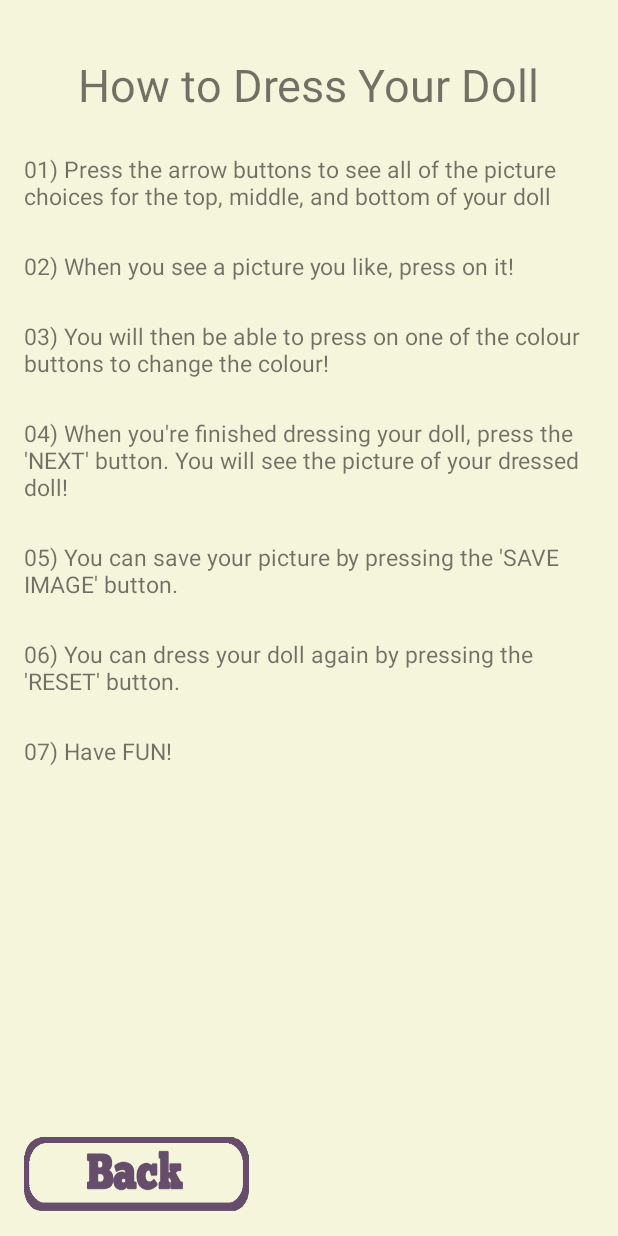
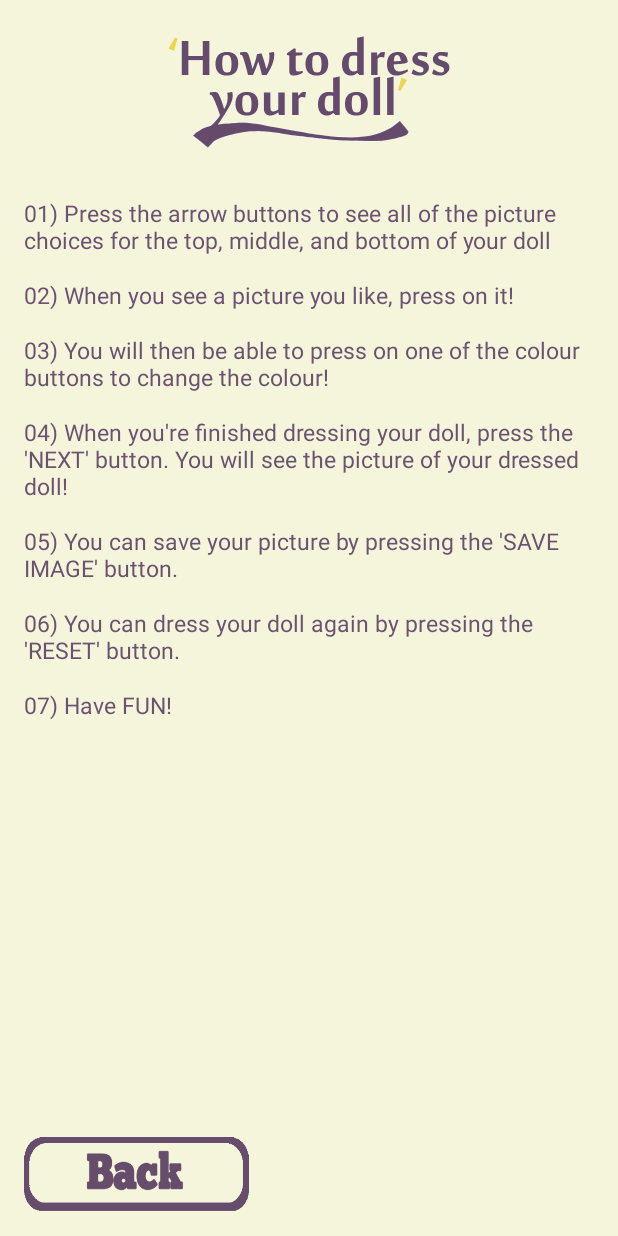
Before and after one commit to Itniraan/dollify, an Android app: the instructionsActivity screen opened directly, with no data from a screen before it, on a phone screen of 412 x 824 dp. Run offline under Robolectric (Android 15) with nearby library versions, the phone set to English and light mode, and no system bars; 1 statement that could not run was skipped.

Commit message:
Added new images, changed UI

```diff
--- a/app/src/main/java/ca/blake/georgian/dollify/dollify/FinishActivity.java
+++ b/app/src/main/java/ca/blake/georgian/dollify/dollify/FinishActivity.java
@@ -4,7 +4,6 @@ import android.content.Intent;
 import android.graphics.Bitmap;
 import android.os.Bundle;
 import android.os.Environment;
-import android.provider.MediaStore;
 import android.support.v7.app.AppCompatActivity;
 import android.view.View;
 import android.widget.Button;
--- a/app/src/main/res/layout/content_instructions.xml
+++ b/app/src/main/res/layout/content_instructions.xml
@@ -14,15 +14,13 @@
     android:id="@+id/instructionsRelativeLayout"
     android:background="@color/backgroundColour">
 
-    <TextView
+    <ImageView
         android:layout_width="wrap_content"
-        android:layout_height="wrap_content"
-        android:text="@string/instructionTitleText"
-        android:id="@+id/instructionsTitleTextView"
-        android:layout_marginTop="20dp"
+        android:layout_height="100dp"
+        android:id="@+id/instructionsImageView"
+        android:src="@drawable/howto"
         android:layout_alignParentTop="true"
-        android:layout_centerHorizontal="true"
-        android:textSize="@dimen/titleTextSize" />
+        android:layout_centerHorizontal="true" />
 
     <TextView
         android:layout_width="wrap_content"
@@ -30,10 +28,11 @@
         android:text="@string/instructionText01"
         android:id="@+id/instructionTextView1"
         android:textSize="@dimen/instructionsTextSize"
-        android:layout_below="@+id/instructionsTitleTextView"
+        android:layout_below="@+id/instructionsImageView"
         android:layout_alignParentStart="true"
         android:layout_marginTop="@dimen/instructionTextTopMargin"
-        android:singleLine="false" />
+        android:singleLine="false"
+        android:textColor="#6b5270" />
 
     <TextView
         android:layout_width="wrap_content"
@@ -43,7 +42,8 @@
         android:textSize="@dimen/instructionsTextSize"
         android:layout_below="@+id/instructionTextView1"
         android:layout_marginTop="@dimen/instructionTextTopMargin"
-        android:layout_alignParentStart="true" />
+        android:layout_alignParentStart="true"
+        android:textColor="#6b5270" />
 
     <TextView
         android:layout_width="wrap_content"
@@ -53,7 +53,8 @@
         android:textSize="@dimen/instructionsTextSize"
         android:layout_marginTop="@dimen/instructionTextTopMargin"
         android:layout_below="@+id/instructionTextView2"
-        android:layout_alignParentStart="true" />
+        android:layout_alignParentStart="true"
+        android:textColor="#6b5270" />
 
     <TextView
         android:layout_width="wrap_content"
@@ -64,7 +65,8 @@
         android:layout_centerHorizontal="true"
         android:textSize="@dimen/instructionsTextSize"
         android:layout_marginTop="@dimen/instructionTextTopMargin"
-        android:layout_alignParentStart="true" />
+        android:layout_alignParentStart="true"
+        android:textColor="#6b5270" />
 
     <TextView
         android:layout_width="wrap_content"
@@ -75,7 +77,8 @@
         android:layout_centerHorizontal="true"
         android:textSize="@dimen/instructionsTextSize"
         android:layout_marginTop="@dimen/instructionTextTopMargin"
-        android:layout_alignParentStart="true" />
+        android:layout_alignParentStart="true"
+        android:textColor="#6b5270" />
 
     <TextView
         android:layout_width="wrap_content"
@@ -86,7 +89,8 @@
         android:layout_centerHorizontal="true"
         android:textSize="@dimen/instructionsTextSize"
         android:layout_marginTop="@dimen/instructionTextTopMargin"
-        android:layout_alignParentStart="true" />
+        android:layout_alignParentStart="true"
+        android:textColor="#6b5270" />
 
     <TextView
         android:layout_width="wrap_content"
@@ -97,7 +101,8 @@
         android:layout_centerHorizontal="true"
         android:textSize="@dimen/instructionsTextSize"
         android:layout_marginTop="@dimen/instructionTextTopMargin"
-        android:layout_alignParentStart="true" />
+        android:layout_alignParentStart="true"
+        android:textColor="#6b5270" />
 
     <Button
         android:layout_width="@dimen/button_width"
--- a/app/src/main/res/values/dimens.xml
+++ b/app/src/main/res/values/dimens.xml
@@ -15,9 +15,10 @@
     <dimen name="imageWidth">230dp</dimen>
     <dimen name="buttonTopMargin">20dp</dimen>
     <dimen name="leftMargin">30dp</dimen>
-    <dimen name="instructionTextTopMargin">25dp</dimen>
+    <dimen name="instructionTextTopMargin">15dp</dimen>
     <dimen name="aboutUsTextSize">30sp</dimen>
     <dimen name="topMarginSkinColour">20dp</dimen>
     <dimen name="button_width">150dp</dimen>
     <dimen name="button_height">50dp</dimen>
+    <dimen name="titleImageHeight">150dp</dimen>
 </resources>
--- a/app/src/main/res/values/strings.xml
+++ b/app/src/main/res/values/strings.xml
@@ -28,7 +28,7 @@
     <string name="aboutUsButtonText">Credits</string>
     <string name="title_activity_about_us">AboutUsActivity</string>
     <string name="aboutUsTitleText">Credits</string>
-    <string name="aboutUsDescriptionText">By Blake Murdock, Kelly McAlpine, and Jacqueline Richard</string>
+    <string name="aboutUsDescriptionText">Blake Murdock\nKelly McAlpine\nJacqueline Richard</string>
     <string name="saveCompleteText">Image Saved! Please press \'RESET\' to make a new doll!</string>
     <string name="skinColourText">SKIN COLOUR</string>
 </resources>
```
Also changed, not shown: app/src/main/res/layout/content_about_us.xml (+14 -15 lines), app/src/main/res/layout/content_main.xml (+4 -3 lines), app/src/main/res/layout/content_option.xml (+11 -10 lines), app/src/main/res/layout/content_splash_screen.xml (+8 -5 lines), app/src/main/res/drawable/credits.png (added), app/src/main/res/drawable/dollify.png (added), app/src/main/res/drawable/howto.png (added), app/src/main/res/drawable/options.png (added).
